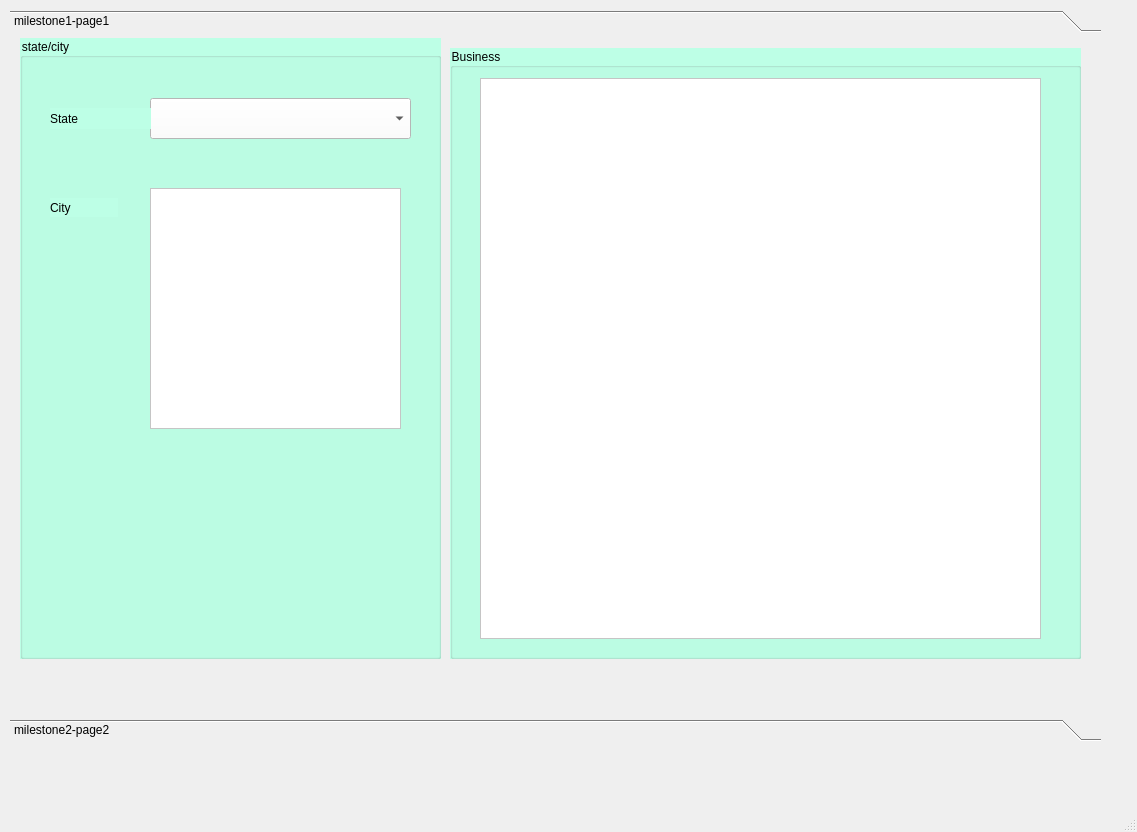
First picture: the form in milestoneUI.ui, repository pared-adp/CPTS-451-Yelp-project, before the edit.
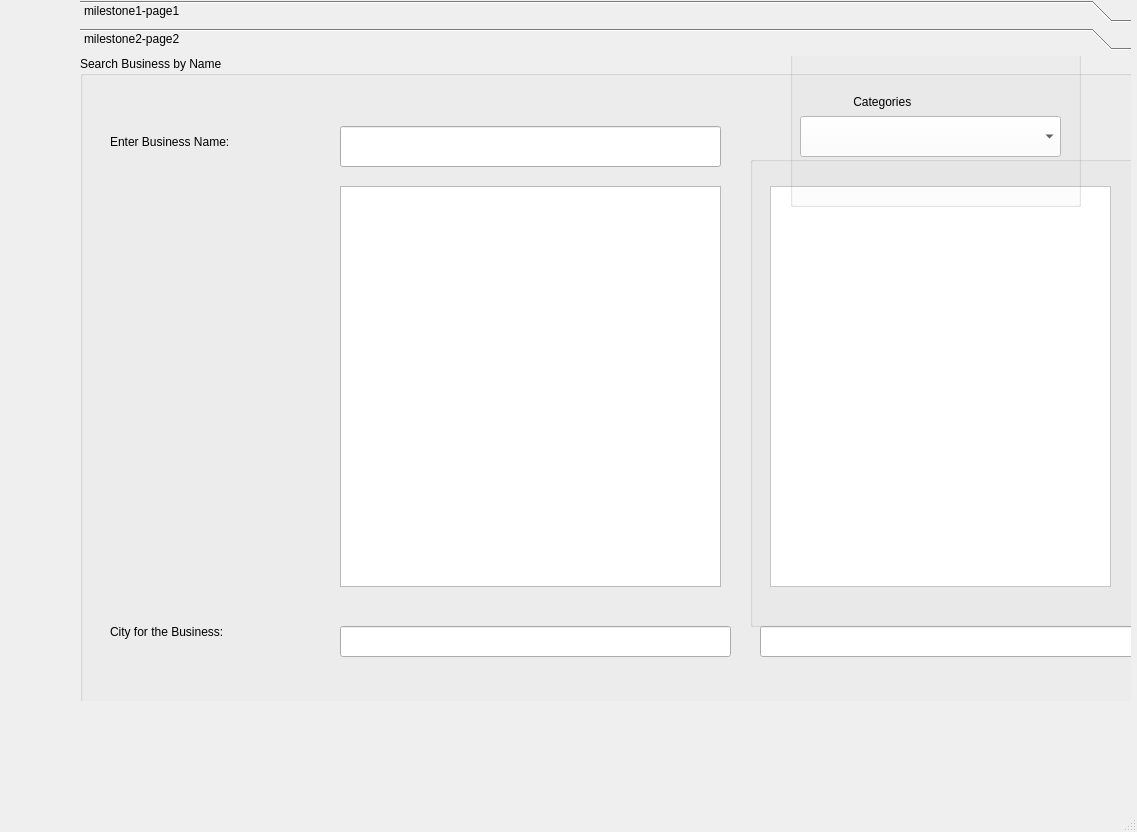
Second picture: the form after the edit. The open tabs and pages were chosen to show the change.

Patch:
```diff
--- a/milestoneUI.ui
+++ b/milestoneUI.ui
@@ -17,10 +17,10 @@
    <widget class="QToolBox" name="toolBox">
     <property name="geometry">
      <rect>
-      <x>10</x>
-      <y>10</y>
-      <width>1091</width>
-      <height>731</height>
+      <x>80</x>
+      <y>0</y>
+      <width>1051</width>
+      <height>701</height>
      </rect>
     </property>
     <property name="styleSheet">
@@ -31,13 +31,13 @@
     <property name="currentIndex">
      <number>0</number>
     </property>
-    <widget class="QWidget" name="">
+    <widget class="QWidget" name="widget">
      <property name="geometry">
       <rect>
        <x>0</x>
        <y>0</y>
-       <width>1091</width>
-       <height>643</height>
+       <width>1051</width>
+       <height>637</height>
       </rect>
      </property>
      <attribute name="label">
@@ -119,14 +119,14 @@
         <x>440</x>
         <y>10</y>
         <width>631</width>
-        <height>611</height>
+        <height>221</height>
        </rect>
       </property>
       <property name="styleSheet">
        <string notr="true">background-color: rgb(189, 255, 230);</string>
       </property>
       <property name="title">
-       <string>Business</string>
+       <string>Businesses</string>
       </property>
       <widget class="QTableWidget" name="businessTable">
        <property name="geometry">
@@ -134,28 +134,292 @@
          <x>30</x>
          <y>30</y>
          <width>561</width>
-         <height>561</height>
+         <height>171</height>
         </rect>
        </property>
        <property name="styleSheet">
         <string notr="true">background-color: rgb(255, 255, 255);
 font: 10pt &quot;MS Shell Dlg 2&quot;;</string>
        </property>
+       <attribute name="horizontalHeaderStretchLastSection">
+        <bool>true</bool>
+       </attribute>
+       <attribute name="verticalHeaderVisible">
+        <bool>false</bool>
+       </attribute>
+      </widget>
+     </widget>
+     <widget class="QGroupBox" name="groupBox_3">
+      <property name="geometry">
+       <rect>
+        <x>470</x>
+        <y>250</y>
+        <width>321</width>
+        <height>301</height>
+       </rect>
+      </property>
+      <property name="title">
+       <string>Zip stats</string>
+      </property>
+      <widget class="QLabel" name="label_13">
+       <property name="geometry">
+        <rect>
+         <x>20</x>
+         <y>30</y>
+         <width>161</width>
+         <height>31</height>
+        </rect>
+       </property>
+       <property name="text">
+        <string>Number of Businesses</string>
+       </property>
+      </widget>
+      <widget class="QLabel" name="label_14">
+       <property name="geometry">
+        <rect>
+         <x>30</x>
+         <y>130</y>
+         <width>161</width>
+         <height>31</height>
+        </rect>
+       </property>
+       <property name="text">
+        <string>Total Population</string>
+       </property>
+      </widget>
+      <widget class="QLabel" name="label_15">
+       <property name="geometry">
+        <rect>
+         <x>30</x>
+         <y>240</y>
+         <width>161</width>
+         <height>31</height>
+        </rect>
+       </property>
+       <property name="text">
+        <string>Average Income</string>
+       </property>
+      </widget>
+      <widget class="QLineEdit" name="numBus">
+       <property name="geometry">
+        <rect>
+         <x>180</x>
+         <y>30</y>
+         <width>131</width>
+         <height>31</height>
+        </rect>
+       </property>
+       <property name="readOnly">
+        <bool>true</bool>
+       </property>
+      </widget>
+      <widget class="QLineEdit" name="pop">
+       <property name="geometry">
+        <rect>
+         <x>170</x>
+         <y>130</y>
+         <width>131</width>
+         <height>31</height>
+        </rect>
+       </property>
+       <property name="readOnly">
+        <bool>true</bool>
+       </property>
+      </widget>
+      <widget class="QLineEdit" name="avg">
+       <property name="geometry">
+        <rect>
+         <x>170</x>
+         <y>240</y>
+         <width>131</width>
+         <height>31</height>
+        </rect>
+       </property>
+       <property name="readOnly">
+        <bool>true</bool>
+       </property>
       </widget>
      </widget>
     </widget>
-    <widget class="QWidget" name="">
+    <widget class="QWidget" name="widget">
      <property name="geometry">
       <rect>
        <x>0</x>
        <y>0</y>
-       <width>1091</width>
-       <height>643</height>
+       <width>1051</width>
+       <height>637</height>
       </rect>
      </property>
      <attribute name="label">
       <string>milestone2-page2</string>
      </attribute>
+     <widget class="QGroupBox" name="groupBox">
+      <property name="geometry">
+       <rect>
+        <x>0</x>
+        <y>0</y>
+        <width>1081</width>
+        <height>651</height>
+       </rect>
+      </property>
+      <property name="title">
+       <string>Search Business by Name</string>
+      </property>
+      <widget class="QLabel" name="label_3">
+       <property name="geometry">
+        <rect>
+         <x>30</x>
+         <y>60</y>
+         <width>231</width>
+         <height>51</height>
+        </rect>
+       </property>
+       <property name="text">
+        <string>Enter Business Name:</string>
+       </property>
+      </widget>
+      <widget class="QLabel" name="label_4">
+       <property name="geometry">
+        <rect>
+         <x>30</x>
+         <y>550</y>
+         <width>231</width>
+         <height>51</height>
+        </rect>
+       </property>
+       <property name="text">
+        <string>City for the Business:</string>
+       </property>
+      </widget>
+      <widget class="QLineEdit" name="bname">
+       <property name="geometry">
+        <rect>
+         <x>260</x>
+         <y>70</y>
+         <width>381</width>
+         <height>41</height>
+        </rect>
+       </property>
+       <property name="text">
+        <string/>
+       </property>
+      </widget>
+      <widget class="QListWidget" name="businesses">
+       <property name="geometry">
+        <rect>
+         <x>260</x>
+         <y>130</y>
+         <width>381</width>
+         <height>401</height>
+        </rect>
+       </property>
+      </widget>
+      <widget class="QLineEdit" name="bcity">
+       <property name="geometry">
+        <rect>
+         <x>260</x>
+         <y>570</y>
+         <width>391</width>
+         <height>31</height>
+        </rect>
+       </property>
+       <property name="readOnly">
+        <bool>true</bool>
+       </property>
+      </widget>
+      <widget class="QGroupBox" name="business_3">
+       <property name="geometry">
+        <rect>
+         <x>670</x>
+         <y>100</y>
+         <width>401</width>
+         <height>471</height>
+        </rect>
+       </property>
+       <property name="styleSheet">
+        <string notr="true"/>
+       </property>
+       <property name="title">
+        <string/>
+       </property>
+       <widget class="QTableWidget" name="catTable">
+        <property name="geometry">
+         <rect>
+          <x>20</x>
+          <y>30</y>
+          <width>341</width>
+          <height>401</height>
+         </rect>
+        </property>
+        <property name="styleSheet">
+         <string notr="true">background-color: rgb(255, 255, 255);
+font: 10pt &quot;MS Shell Dlg 2&quot;;</string>
+        </property>
+        <attribute name="horizontalHeaderStretchLastSection">
+         <bool>true</bool>
+        </attribute>
+        <attribute name="verticalHeaderVisible">
+         <bool>false</bool>
+        </attribute>
+       </widget>
+      </widget>
+      <widget class="QGroupBox" name="groupBox_4">
+       <property name="geometry">
+        <rect>
+         <x>710</x>
+         <y>-20</y>
+         <width>291</width>
+         <height>171</height>
+        </rect>
+       </property>
+       <property name="title">
+        <string>GroupBox</string>
+       </property>
+       <widget class="QComboBox" name="catList">
+        <property name="geometry">
+         <rect>
+          <x>10</x>
+          <y>80</y>
+          <width>261</width>
+          <height>41</height>
+         </rect>
+        </property>
+        <property name="styleSheet">
+         <string notr="true">background-color: rgb(255, 255, 255);
+font: 10pt &quot;MS Shell Dlg 2&quot;;</string>
+        </property>
+       </widget>
+       <widget class="QLabel" name="label_16">
+        <property name="geometry">
+         <rect>
+          <x>30</x>
+          <y>50</y>
+          <width>221</width>
+          <height>31</height>
+         </rect>
+        </property>
+        <property name="styleSheet">
+         <string notr="true">font: 75 14pt &quot;MS Shell Dlg 2&quot;;</string>
+        </property>
+        <property name="text">
+         <string>          Categories </string>
+        </property>
+       </widget>
+      </widget>
+      <widget class="QLineEdit" name="bcity_2">
+       <property name="geometry">
+        <rect>
+         <x>680</x>
+         <y>570</y>
+         <width>391</width>
+         <height>31</height>
+        </rect>
+       </property>
+       <property name="readOnly">
+        <bool>true</bool>
+       </property>
+      </widget>
+     </widget>
     </widget>
    </widget>
   </widget>
```
Left out of the diff: 29 changed lines with no effect on the pictures.
